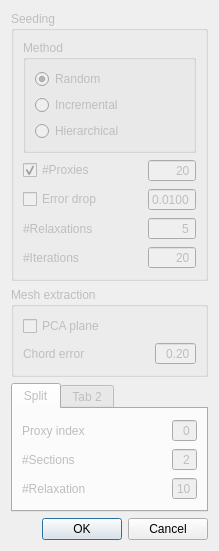
Above: Surface_mesh_approximation/demo/Surface_mesh_approximation/dialSettings.ui from rikba/cgal-public-dev before the change. Below: the same form after it.
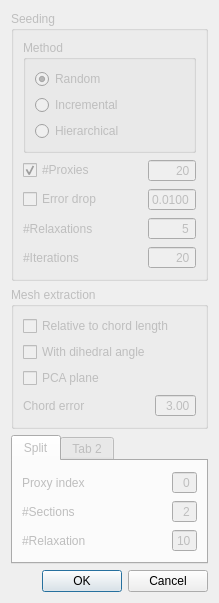
That is the form after the change.

What changed in the file:
```diff
--- a/Surface_mesh_approximation/demo/Surface_mesh_approximation/dialSettings.ui
+++ b/Surface_mesh_approximation/demo/Surface_mesh_approximation/dialSettings.ui
@@ -7,7 +7,7 @@
     <x>0</x>
     <y>0</y>
     <width>275</width>
-    <height>550</height>
+    <height>604</height>
    </rect>
   </property>
   <property name="windowTitle">
@@ -197,6 +197,29 @@
      <property name="title">
       <string>Mesh extraction</string>
      </property>
+     <layout class="QVBoxLayout" name="verticalLayout_5">
+      <item>
+       <widget class="QCheckBox" name="is_relative_to_chord">
+        <property name="text">
+         <string>Relative to chord length</string>
+        </property>
+       </widget>
+      </item>
+      <item>
+       <widget class="QCheckBox" name="with_dihedral_angle">
+        <property name="text">
+         <string>With dihedral angle</string>
+        </property>
+       </widget>
+      </item>
+      <item>
+       <widget class="QCheckBox" name="pca_plane">
+        <property name="text">
+         <string>PCA plane</string>
+        </property>
+       </widget>
+      </item>
+      <item>
      <layout class="QGridLayout" name="gridLayout">
       <item row="1" column="1">
        <spacer name="horizontalSpacer">
@@ -226,7 +249,7 @@
          <double>0.100000000000000</double>
         </property>
         <property name="value">
-         <double>0.200000000000000</double>
+           <double>3.000000000000000</double>
         </property>
        </widget>
       </item>
@@ -237,12 +260,7 @@
         </property>
        </widget>
       </item>
-      <item row="0" column="0">
-       <widget class="QCheckBox" name="pca_plane">
-        <property name="text">
-         <string>PCA plane</string>
-        </property>
-       </widget>
+       </layout>
       </item>
      </layout>
     </widget>
```
Lines whose indentation alone changed are shown as unchanged.
